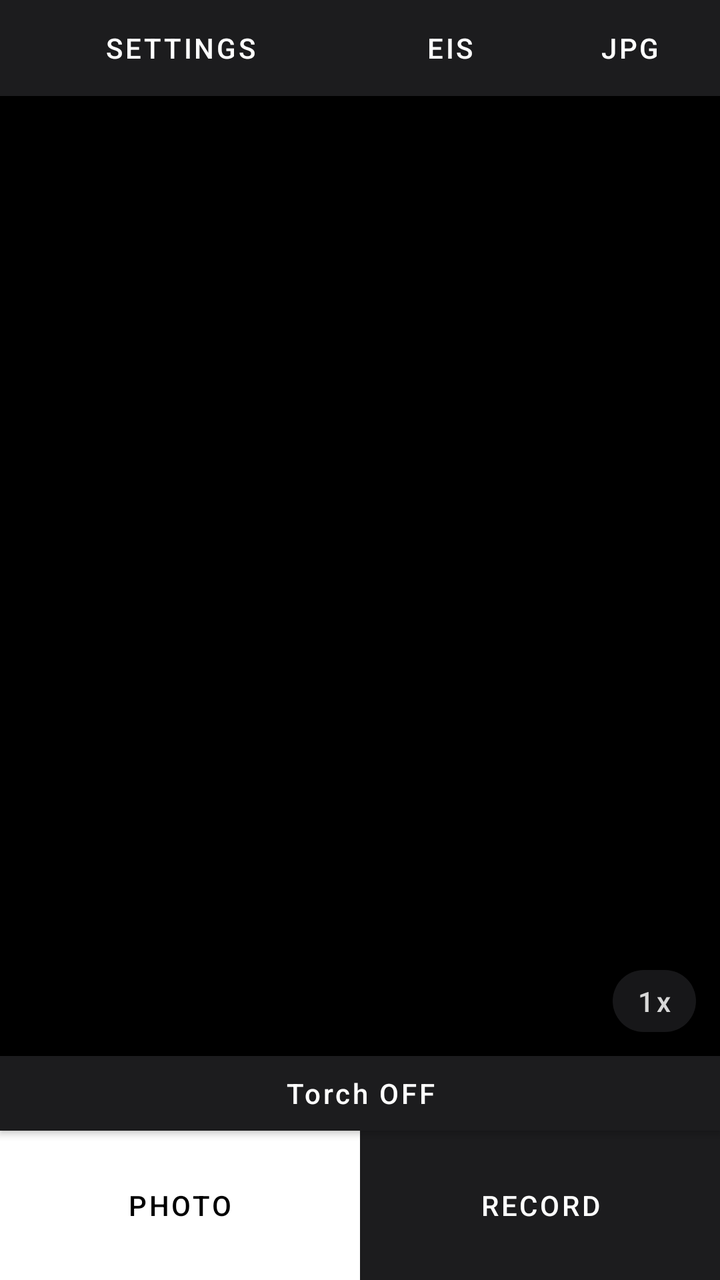
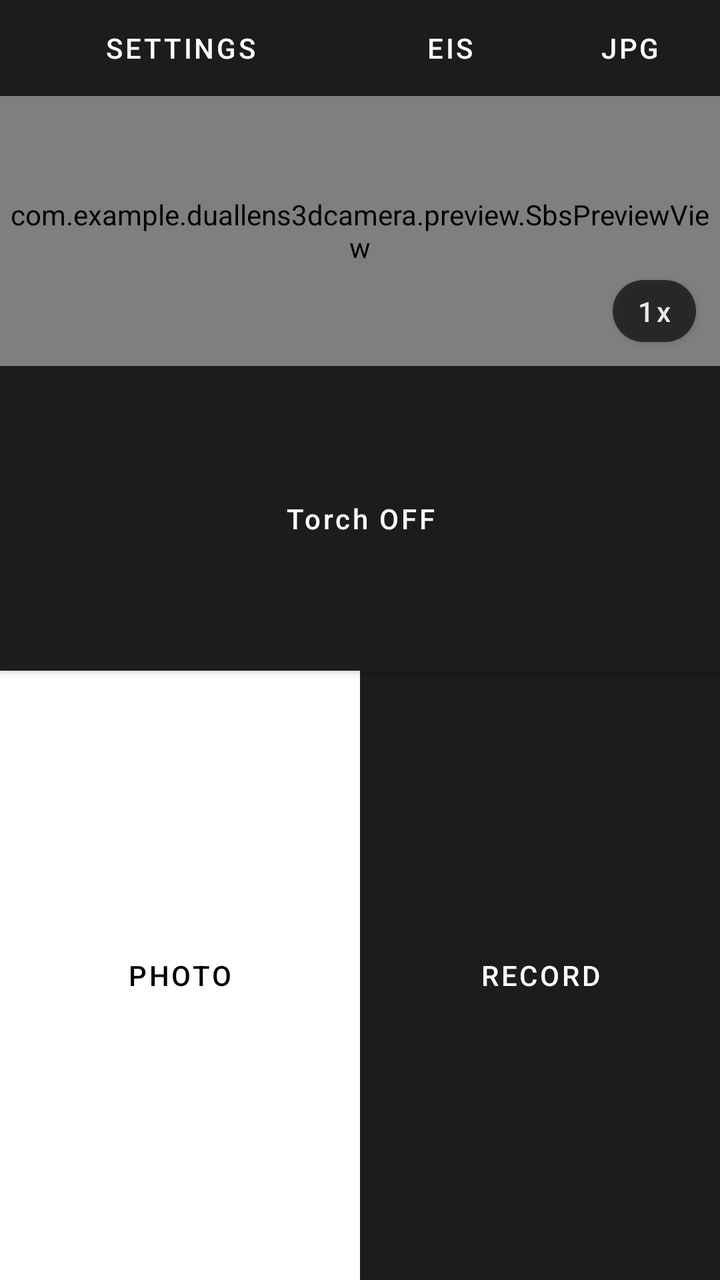

Screens rendered from an Android XML layout before and after an edit, with the pre-edit source and the edit as a unified diff.
<!-- AndroidManifest.xml: application theme Theme.DualLens3DCamera -->
<!-- res/layout/activity_main.xml -->
<?xml version="1.0" encoding="utf-8"?>
<androidx.constraintlayout.widget.ConstraintLayout
    xmlns:android="http://schemas.android.com/apk/res/android"
    xmlns:app="http://schemas.android.com/apk/res-auto"
    android:id="@+id/root"
    android:layout_width="match_parent"
    android:layout_height="match_parent"
    android:background="@android:color/black">

    
    <LinearLayout
        android:id="@+id/topBar"
        android:layout_width="0dp"
        android:layout_height="48dp"
        android:orientation="horizontal"
        android:weightSum="4"
        app:layout_constraintTop_toTopOf="parent"
        app:layout_constraintStart_toStartOf="parent"
        app:layout_constraintEnd_toEndOf="parent">

        <com.google.android.material.button.MaterialButton
            android:id="@+id/btnSettings"
            android:layout_width="0dp"
            android:layout_height="match_parent"
            android:layout_weight="2"
            android:insetLeft="0dp"
            android:insetRight="0dp"
            android:insetTop="0dp"
            android:insetBottom="0dp"
            android:maxLines="1"
            android:ellipsize="end"
            android:textAllCaps="false"
            android:text="SETTINGS"
            android:textColor="@android:color/white"
            app:backgroundTint="@color/control_dark"
            app:cornerRadius="0dp"/>

        <com.google.android.material.button.MaterialButton
            android:id="@+id/btnEis"
            android:layout_width="0dp"
            android:layout_height="match_parent"
            android:layout_weight="1"
            android:insetLeft="0dp"
            android:insetRight="0dp"
            android:insetTop="0dp"
            android:insetBottom="0dp"
            android:maxLines="1"
            android:ellipsize="end"
            android:textAllCaps="false"
            android:text="EIS"
            android:textColor="@android:color/white"
            app:backgroundTint="@color/control_dark"
            app:cornerRadius="0dp"/>

        
        <com.google.android.material.button.MaterialButton
            android:id="@+id/btnFormat"
            android:layout_width="0dp"
            android:layout_height="match_parent"
            android:layout_weight="1"
            android:insetLeft="0dp"
            android:insetRight="0dp"
            android:insetTop="0dp"
            android:insetBottom="0dp"
            android:maxLines="1"
            android:ellipsize="end"
            android:textAllCaps="false"
            android:text="JPG"
            android:textColor="@android:color/white"
            app:backgroundTint="@color/control_dark"
            app:cornerRadius="0dp"/>
    </LinearLayout>

    
    <TextureView
        android:id="@+id/textureView"
        android:layout_width="0dp"
        android:layout_height="0dp"
        app:layout_constraintDimensionRatio="3:4"
        app:layout_constraintTop_toBottomOf="@id/topBar"
        app:layout_constraintStart_toStartOf="parent"
        app:layout_constraintEnd_toEndOf="parent"/>

    
    <TextView
        android:id="@+id/recIndicator"
        android:layout_width="wrap_content"
        android:layout_height="wrap_content"
        android:layout_marginTop="12dp"
        android:layout_marginEnd="12dp"
        android:alpha="0.9"
        android:background="@color/control_dark"
        android:paddingStart="10dp"
        android:paddingEnd="10dp"
        android:paddingTop="6dp"
        android:paddingBottom="6dp"
        android:text="● REC"
        android:textColor="@color/accent_muted"
        android:textSize="13sp"
        android:textStyle="bold"
        android:visibility="gone"
        app:layout_constraintTop_toTopOf="@id/textureView"
        app:layout_constraintEnd_toEndOf="@id/textureView"/>

    
    <com.google.android.material.button.MaterialButton
        android:id="@+id/btnZoom"
        android:layout_width="wrap_content"
        android:layout_height="wrap_content"
        android:layout_marginEnd="12dp"
        android:layout_marginBottom="12dp"
        android:alpha="0.85"
        android:insetLeft="0dp"
        android:insetRight="0dp"
        android:insetTop="0dp"
        android:insetBottom="0dp"
        android:minWidth="0dp"
        android:minHeight="0dp"
        android:paddingStart="12dp"
        android:paddingEnd="12dp"
        android:paddingTop="6dp"
        android:paddingBottom="6dp"
        android:text="1x"
        android:textAllCaps="false"
        android:textColor="@android:color/white"
        app:backgroundTint="@color/control_dark"
        app:cornerRadius="16dp"
        app:layout_constraintBottom_toBottomOf="@id/textureView"
        app:layout_constraintEnd_toEndOf="@id/textureView"/>

    
    <LinearLayout
        android:id="@+id/stitchProgressCard"
        android:layout_width="wrap_content"
        android:layout_height="wrap_content"
        android:layout_marginBottom="12dp"
        android:alpha="0.92"
        android:background="@color/control_dark"
        android:gravity="center_vertical"
        android:orientation="horizontal"
        android:paddingStart="12dp"
        android:paddingEnd="12dp"
        android:paddingTop="8dp"
        android:paddingBottom="8dp"
        android:visibility="gone"
        app:layout_constraintBottom_toBottomOf="@id/textureView"
        app:layout_constraintStart_toStartOf="@id/textureView"
        app:layout_constraintEnd_toEndOf="@id/textureView">

        <ProgressBar
            android:id="@+id/stitchProgressBar"
            style="?android:attr/progressBarStyleHorizontal"
            android:layout_width="140dp"
            android:layout_height="wrap_content"
            android:max="100"
            android:progress="0"
            android:progressTint="@color/accent_muted"
            android:progressBackgroundTint="@color/control_disabled"/>

        <TextView
            android:id="@+id/stitchProgressText"
            android:layout_width="wrap_content"
            android:layout_height="wrap_content"
            android:layout_marginStart="10dp"
            android:text="Stitching…"
            android:textColor="@android:color/white"
            android:textSize="13sp"/>
    </LinearLayout>

    
    <LinearLayout
        android:id="@+id/buttonPanel"
        android:layout_width="0dp"
        android:layout_height="0dp"
        android:orientation="vertical"
        app:layout_constraintTop_toBottomOf="@id/textureView"
        app:layout_constraintBottom_toBottomOf="parent"
        app:layout_constraintStart_toStartOf="parent"
        app:layout_constraintEnd_toEndOf="parent">

        <com.google.android.material.button.MaterialButton
            android:id="@+id/btnTorch"
            android:layout_width="match_parent"
            android:layout_height="0dp"
            android:layout_weight="1"
            android:textAllCaps="false"
            android:text="Torch OFF"
            android:textColor="@android:color/white"
            app:backgroundTint="@color/control_dark"
            android:insetLeft="0dp"
            android:insetRight="0dp"
            android:insetTop="0dp"
            android:insetBottom="0dp"
            app:cornerRadius="0dp"/>

        <LinearLayout
            android:layout_width="match_parent"
            android:layout_height="0dp"
            android:layout_weight="2"
            android:orientation="horizontal">

            <com.google.android.material.button.MaterialButton
                android:id="@+id/btnPhoto"
                android:layout_width="0dp"
                android:layout_height="match_parent"
                android:layout_weight="1"
                android:textAllCaps="false"
                android:text="PHOTO"
                android:textColor="@android:color/black"
                app:backgroundTint="@color/shutter_white"
                android:insetLeft="0dp"
                android:insetRight="0dp"
                android:insetTop="0dp"
                android:insetBottom="0dp"
                app:cornerRadius="0dp"/>

            <com.google.android.material.button.MaterialButton
                android:id="@+id/btnRecord"
                android:layout_width="0dp"
                android:layout_height="match_parent"
                android:layout_weight="1"
                android:textAllCaps="false"
                android:text="RECORD"
                android:textColor="@android:color/white"
                app:backgroundTint="@color/control_dark"
                android:insetLeft="0dp"
                android:insetRight="0dp"
                android:insetTop="0dp"
                android:insetBottom="0dp"
                app:cornerRadius="0dp"/>
        </LinearLayout>

    </LinearLayout>

</androidx.constraintlayout.widget.ConstraintLayout>
<!-- resources referenced by this layout -->
<resources>
  <color name="accent_muted">#FF8FA8BF</color>
  <color name="control_dark">#FF1C1C1E</color>
  <color name="control_disabled">#FF3A3A3C</color>
  <color name="shutter_white">#FFFFFFFF</color>
  <style name="Theme.DualLens3DCamera" parent="Theme.MaterialComponents.DayNight.NoActionBar">
          <item name="android:statusBarColor">@color/black</item>
          <item name="android:navigationBarColor">@color/black</item>
          <item name="android:windowBackground">@color/black</item>
          <item name="android:colorBackground">@color/black</item>
          <item name="android:forceDarkAllowed" tools:targetApi="q">false</item>
      </style>
  <color name="black">#FF000000</color>
</resources>

<!-- the commit's change to res/layout/activity_main.xml (unified diff, before → after) -->
@@ -72,11 +72,11 @@
     </LinearLayout>
 
     
-    <TextureView
-        android:id="@+id/textureView"
+    <com.example.duallens3dcamera.preview.SbsPreviewView
+        android:id="@+id/sbsPreview"
         android:layout_width="0dp"
         android:layout_height="0dp"
-        app:layout_constraintDimensionRatio="3:4"
+        app:layout_constraintDimensionRatio="8:3"
         app:layout_constraintTop_toBottomOf="@id/topBar"
         app:layout_constraintStart_toStartOf="parent"
         app:layout_constraintEnd_toEndOf="parent"/>
@@ -99,8 +99,8 @@
         android:textSize="13sp"
         android:textStyle="bold"
         android:visibility="gone"
-        app:layout_constraintTop_toTopOf="@id/textureView"
-        app:layout_constraintEnd_toEndOf="@id/textureView"/>
+        app:layout_constraintTop_toTopOf="@id/sbsPreview"
+        app:layout_constraintEnd_toEndOf="@id/sbsPreview"/>
 
     
     <com.google.android.material.button.MaterialButton
@@ -125,8 +125,8 @@
         android:textColor="@android:color/white"
         app:backgroundTint="@color/control_dark"
         app:cornerRadius="16dp"
-        app:layout_constraintBottom_toBottomOf="@id/textureView"
-        app:layout_constraintEnd_toEndOf="@id/textureView"/>
+        app:layout_constraintBottom_toBottomOf="@id/sbsPreview"
+        app:layout_constraintEnd_toEndOf="@id/sbsPreview"/>
 
     
     <LinearLayout
@@ -143,9 +143,9 @@
         android:paddingTop="8dp"
         android:paddingBottom="8dp"
         android:visibility="gone"
-        app:layout_constraintBottom_toBottomOf="@id/textureView"
-        app:layout_constraintStart_toStartOf="@id/textureView"
-        app:layout_constraintEnd_toEndOf="@id/textureView">
+        app:layout_constraintBottom_toBottomOf="@id/sbsPreview"
+        app:layout_constraintStart_toStartOf="@id/sbsPreview"
+        app:layout_constraintEnd_toEndOf="@id/sbsPreview">
 
         <ProgressBar
             android:id="@+id/stitchProgressBar"
@@ -173,7 +173,7 @@
         android:layout_width="0dp"
         android:layout_height="0dp"
         android:orientation="vertical"
-        app:layout_constraintTop_toBottomOf="@id/textureView"
+        app:layout_constraintTop_toBottomOf="@id/sbsPreview"
         app:layout_constraintBottom_toBottomOf="parent"
         app:layout_constraintStart_toStartOf="parent"
         app:layout_constraintEnd_toEndOf="parent">
